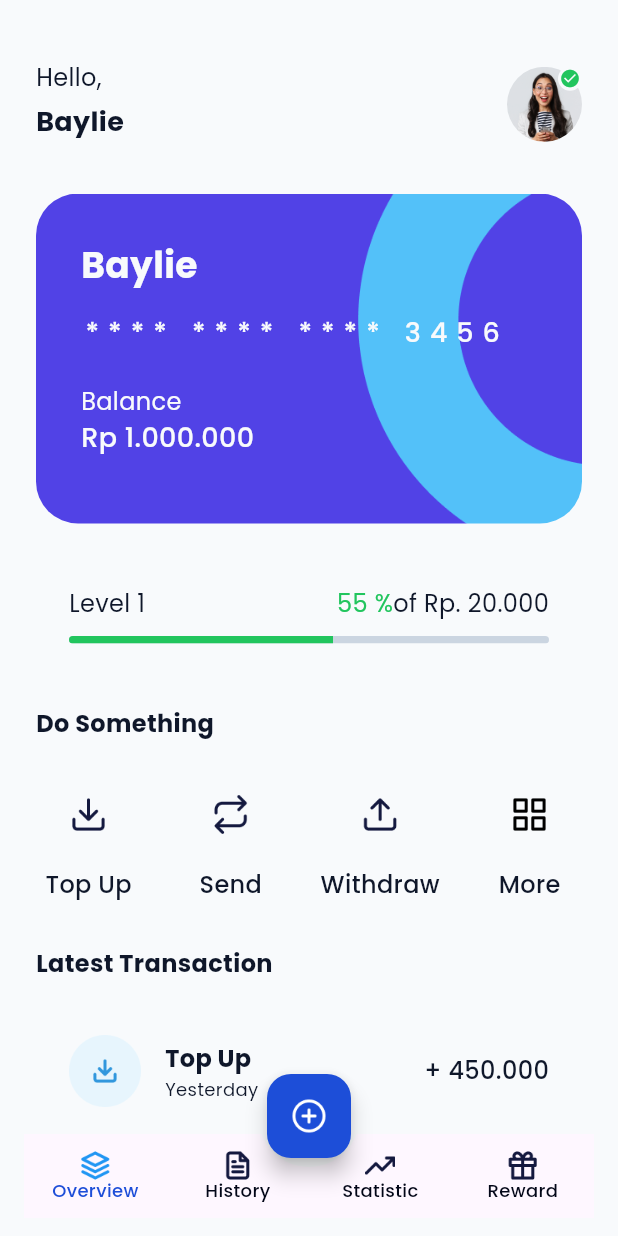
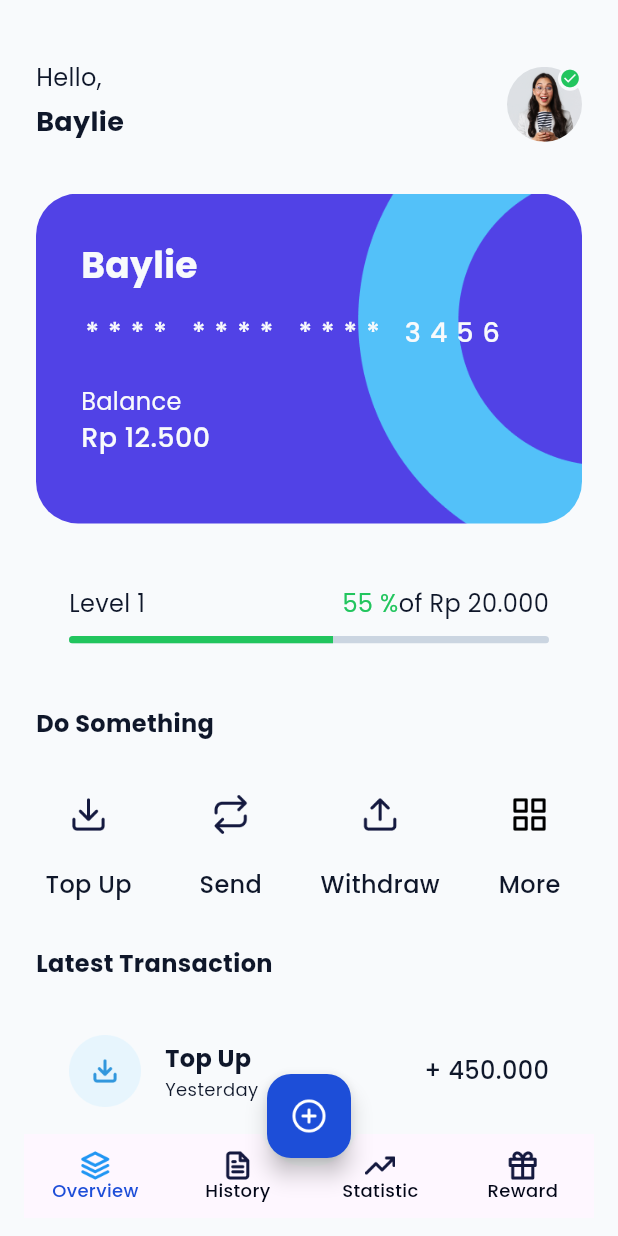
Before and after one commit to alfanalamin/e-walet-app, a Flutter app: the Homepage screen opened by its route, on a phone screen of 412 x 824 dp. Run offline on Flutter 3.47's test engine with Material 3 defaults, Android fonts, the phone set to English and light mode, and no system bars; our stand-ins replace another_flushbar, carousel_slider, flutter_screenutil.

Commit message:
call func formatCurrency & add symbol

```diff
--- a/lib/presentation/pages/home_page.dart
+++ b/lib/presentation/pages/home_page.dart
@@ -1,5 +1,6 @@
 import 'package:ewallet/common/app_colors.dart';
 import 'package:ewallet/common/app_fonts.dart';
+import 'package:ewallet/common/shared_methods.dart';
 import 'package:ewallet/presentation/components/home_latest_transactions_page.dart';
 import 'package:ewallet/presentation/components/home_services_item_page.dart';
 import 'package:ewallet/presentation/components/home_tips_item.dart';
@@ -194,7 +195,7 @@ Widget buildWalletCard() {
               .copyWith(color: BaseColors.neutral50, fontFamily: 'Poppins'),
         ),
         Text(
-          'Rp 1.000.000',
+          formatCurrency(12500),
           style: AppTheme.appTextTheme.largeNoneMedium!
               .copyWith(color: BaseColors.neutral50, fontFamily: 'Poppins'),
         ),
@@ -229,7 +230,7 @@ Widget buildLevel() {
                   color: BaseColors.success500, fontFamily: 'Poppins'),
             ),
             Text(
-              'of Rp. 20.000',
+              'of ${formatCurrency(20000)}',
               style: AppTheme.appTextTheme.regulerNoneReguler!.copyWith(
                   color: BaseColors.neutral900, fontFamily: 'Poppins'),
             ),
@@ -329,38 +330,38 @@ Widget buildLatestTransation() {
               borderRadius: BorderRadius.circular(20),
               color: BaseColors.neutral50,
             ),
-            child: const Column(
+            child: Column(
               crossAxisAlignment: CrossAxisAlignment.start,
               children: [
                 HomeLatestTransactionPage(
                   iconUrl: 'assets/images/ic_transaction_cat1.png',
                   title: 'Top Up',
                   time: 'Yesterday',
-                  value: '+ 450.000',
+                  value: '+ ${formatCurrency(450000, symbol: '')}',
                 ),
                 HomeLatestTransactionPage(
                   iconUrl: 'assets/images/ic_transaction_cat2.png',
                   title: 'Cashback',
                   time: 'Sep 3',
-                  value: '+ 22.000',
+                  value: '+ ${formatCurrency(22000, symbol: '')}',
                 ),
                 HomeLatestTransactionPage(
                   iconUrl: 'assets/images/ic_transaction_cat3.png',
                   title: 'Withdraw',
                   time: 'Sep 2',
-                  value: '+ 123.000',
+                  value: '- ${formatCurrency(123000, symbol: '')}',
                 ),
                 HomeLatestTransactionPage(
                   iconUrl: 'assets/images/ic_transaction_cat3.png',
                   title: 'Transfer',
                   time: 'Sep 1',
-                  value: '+ 50.000',
+                  value: '- ${formatCurrency(50000, symbol: '')}',
                 ),
                 HomeLatestTransactionPage(
                   iconUrl: 'assets/images/ic_transaction_cat4.png',
                   title: 'Electric',
                   time: 'Sep 1',
-                  value: '+ 12.300.000',
+                  value: '- ${formatCurrency(12300000, symbol: '')}',
                 ),
               ],
             )),
```
